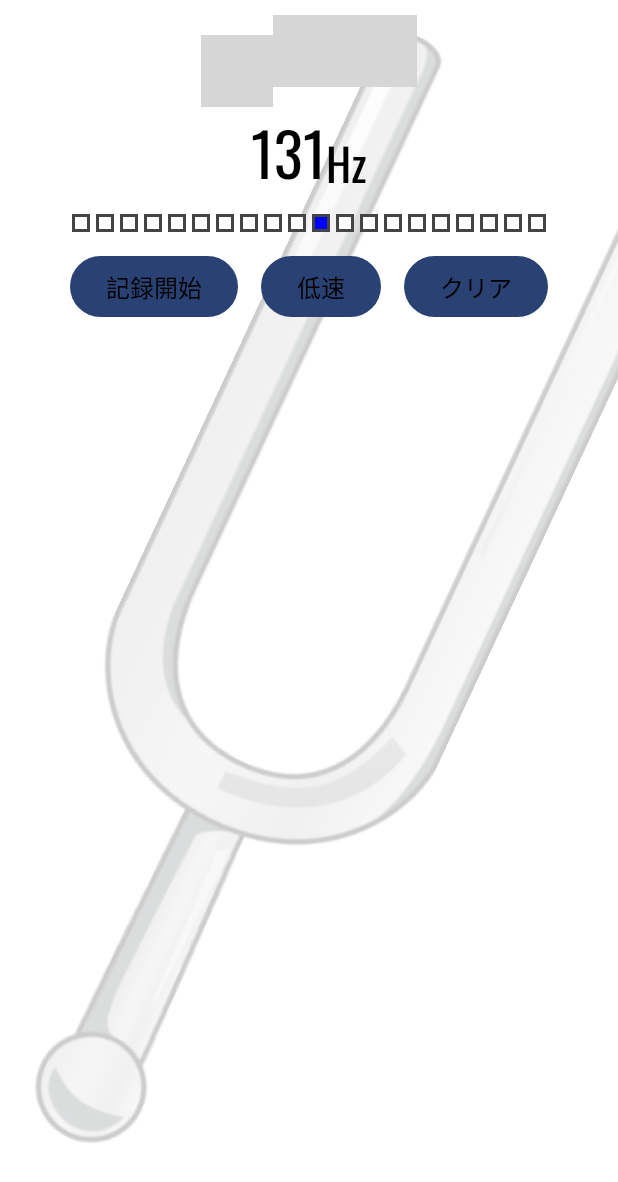
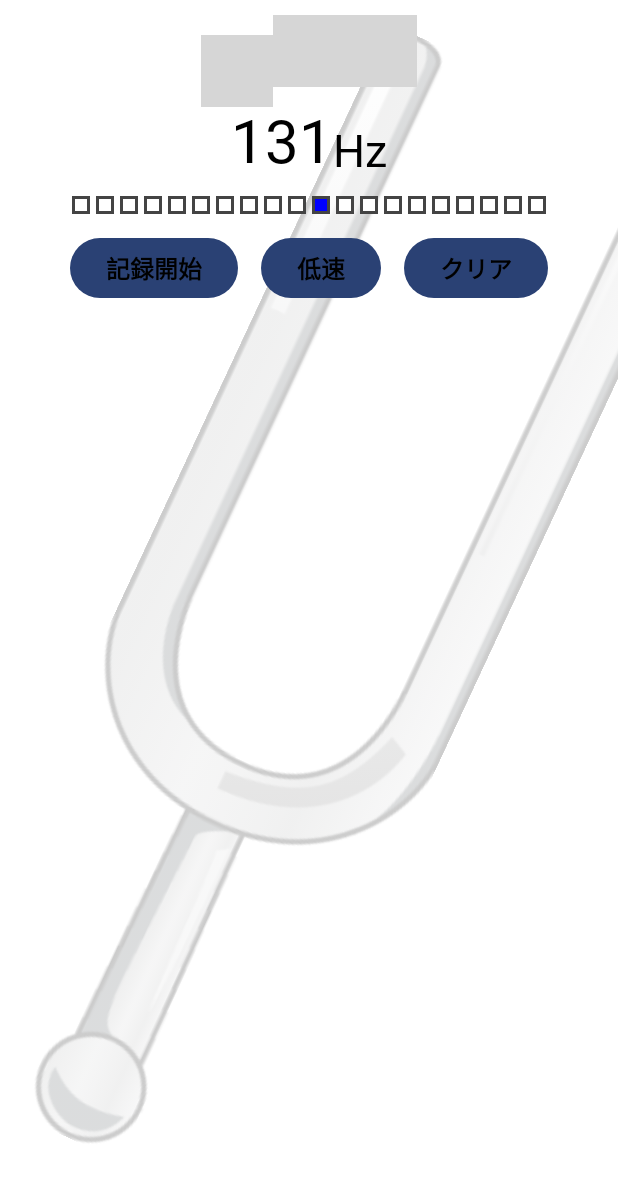
Before and after one commit to seabat/shinobue-tuner, an Android app built with Jetpack Compose: the @Preview function HomeScreenPreview, on a phone screen of 412 x 824 dp. Shown: the top 1182 px of the screen. Run offline under Robolectric (Android 15) with nearby library versions, the phone set to English and light mode, and no system bars; 6 statements that could not run were skipped; grey boxes are pictures that could not be loaded.

Commit message:
Robot フォントを適用

```diff
--- a/app/src/main/java/dev/seabat/android/shinobuetuner/compose/HomeScreen.kt
+++ b/app/src/main/java/dev/seabat/android/shinobuetuner/compose/HomeScreen.kt
@@ -33,7 +33,7 @@ import androidx.compose.ui.tooling.preview.Preview
 import androidx.compose.ui.unit.dp
 import dev.seabat.android.shinobuetuner.ui.theme.ShinobueTunerTheme
 import dev.seabat.android.shinobuetuner.R
-import dev.seabat.android.shinobuetuner.ui.theme.OzwaldTextStyle
+import dev.seabat.android.shinobuetuner.ui.theme.RobotTextStyle
 import dev.seabat.android.shinobuetuner.utils.MusicalScale.ShinobueScaleType
 
 @Composable
@@ -90,7 +90,7 @@ fun HomeScreen(
                         } else {
                             "記録開始"
                         },
-                        style = OzwaldTextStyle.regular16Black
+                        style = RobotTextStyle.bold16Black
                     )
                 }
                 Button(
@@ -111,7 +111,7 @@ fun HomeScreen(
                         20L -> "低速"
                             else -> {""}
                         },
-                        style = OzwaldTextStyle.regular16Black
+                        style = RobotTextStyle.bold16Black
                     )
                 }
                 Button(
@@ -120,7 +120,7 @@ fun HomeScreen(
                 ) {
                     Text(
                         text= "クリア",
-                        style = OzwaldTextStyle.regular16Black
+                        style = RobotTextStyle.bold16Black
                     )
                 }
             }
@@ -142,7 +142,7 @@ fun HomeScreen(
                         Text(
                             modifier = Modifier.padding(end = 10.dp),
                             text = it.scaleType.scaleType.tuneScale,
-                            style = OzwaldTextStyle.regular18Black
+                            style = RobotTextStyle.regular18Black
                         )
                         GoodBadImage(scaleInfo = it) {
                             if (it == GoodBadType.NORMAL) {
--- a/app/src/main/java/dev/seabat/android/shinobuetuner/compose/MeterLayout.kt
+++ b/app/src/main/java/dev/seabat/android/shinobuetuner/compose/MeterLayout.kt
@@ -12,6 +12,7 @@ import androidx.compose.ui.tooling.preview.Preview
 import androidx.compose.ui.unit.dp
 import androidx.compose.ui.unit.sp
 import dev.seabat.android.shinobuetuner.ui.theme.OzwaldTextStyle
+import dev.seabat.android.shinobuetuner.ui.theme.RobotTextStyle
 import dev.seabat.android.shinobuetuner.utils.MusicalScale.MusicalScaleType
 import dev.seabat.android.shinobuetuner.utils.MusicalScale.ShinobueScaleType
 import kotlin.math.roundToInt
@@ -34,8 +35,8 @@ fun MeterLayout(
         ) {
                 Text(
                     text = scaleType.scaleType.tuneScale,
-                    lineHeight = 105.sp,
-                    style = OzwaldTextStyle.regular70Black
+                    lineHeight = 100.sp,
+                    style = OzwaldTextStyle.regular70Black // Robot フォントは lineHeight が効かない
                 )
                 Text(
                     modifier = Modifier
@@ -45,7 +46,7 @@ fun MeterLayout(
                     } else {
                         scaleType.scaleType.level.toString()
                     },
-                    style = OzwaldTextStyle.regular30Black
+                    style = RobotTextStyle.regular30Black
                 )
                 Text(
                     modifier = Modifier.padding(top = 0.dp, bottom = 13.dp),
@@ -54,7 +55,7 @@ fun MeterLayout(
                     } else {
                         "(${scaleType.scaleType.absoluteScale})"
                     },
-                    style = OzwaldTextStyle.regular30Black
+                    style = RobotTextStyle.regular30Black
                 )
         }
 
@@ -65,11 +66,11 @@ fun MeterLayout(
         ) {
             Text(
                 text = if (hz == -1.0f) "0" else hz.roundToInt().toString(),
-                style = OzwaldTextStyle.regular40Black
+                style = RobotTextStyle.regular40Black
             )
             Text(
                 text = "Hz",
-                style = OzwaldTextStyle.regular30Black
+                style = RobotTextStyle.regular30Black
             )
         }
         RateBar(diffRate)
--- /dev/null
+++ b/app/src/main/java/dev/seabat/android/shinobuetuner/ui/theme/RobotFont.kt
@@ -0,0 +1,83 @@
+package dev.seabat.android.shinobuetuner.ui.theme
+
+import androidx.compose.ui.graphics.Color
+import androidx.compose.ui.text.PlatformTextStyle
+import androidx.compose.ui.text.TextStyle
+import androidx.compose.ui.text.font.Font
+import androidx.compose.ui.text.font.FontFamily
+import androidx.compose.ui.text.font.FontWeight
+import androidx.compose.ui.unit.sp
+import dev.seabat.android.shinobuetuner.R
+
+private val Robot = FontFamily(
+    Font(R.font.roboto_regular, FontWeight.Normal),
+    Font(R.font.roboto_medium, FontWeight.Medium),
+    Font(R.font.roboto_light, FontWeight.Light),
+    Font(R.font.roboto_bold, FontWeight.Bold)
+)
+
+object RobotTextStyle {
+    val regular70Black = TextStyle(
+        fontFamily = Robot,
+        fontWeight = FontWeight.Normal,
+        fontSize = 70.sp,
+        color = Color.Black,
+        platformStyle = PlatformTextStyle(
+            includeFontPadding = false
+        )
+    )
+    val regular40Black = TextStyle(
+        fontFamily = Robot,
+        fontWeight = FontWeight.Normal,
+        fontSize = 40.sp,
+        color = Color.Black,
+        platformStyle = PlatformTextStyle(
+            includeFontPadding = false
+        )
+    )
+    val regular30Black = TextStyle(
+        fontFamily = Robot,
+        fontWeight = FontWeight.Normal,
+        fontSize = 30.sp,
+        color = Color.Black,
+        platformStyle = PlatformTextStyle(
+            includeFontPadding = false
+        )
+    )
+    val regular18Black = TextStyle(
+        fontFamily = Robot,
+        fontWeight = FontWeight.Normal,
+        fontSize = 16.sp,
+        color = Color.Black,
+        platformStyle = PlatformTextStyle(
+            includeFontPadding = false
+        )
+    )
+    val bold16Black = TextStyle(
+        fontFamily = Robot,
+        fontWeight = FontWeight.Bold,
+        fontSize = 16.sp,
+        color = Color.Black,
+        platformStyle = PlatformTextStyle(
+            includeFontPadding = false
+        )
+    )
+    val regular16Black = TextStyle(
+        fontFamily = Robot,
+        fontWeight = FontWeight.Normal,
+        fontSize = 16.sp,
+        color = Color.Black,
+        platformStyle = PlatformTextStyle(
+            includeFontPadding = false
+        )
+    )
+    val regular14Black = TextStyle(
+        fontFamily = Robot,
+        fontWeight = FontWeight.Normal,
+        fontSize = 14.sp,
+        color = Color.Black,
+        platformStyle = PlatformTextStyle(
+            includeFontPadding = false
+        )
+    )
+}
```
Also changed, not shown: app/src/main/java/dev/seabat/android/shinobuetuner/ui/theme/OzwaldFont.kt (renamed from app/src/main/java/dev/seabat/android/shinobuetuner/ui/theme/Font.kt), app/src/main/res/font/roboto_bold.ttf (added), app/src/main/res/font/roboto_light.ttf (added), app/src/main/res/font/roboto_medium.ttf (added), app/src/main/res/font/roboto_regular.ttf (added).
